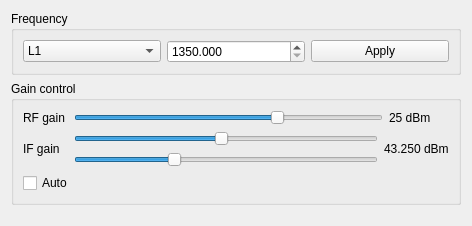
Old version of the form tuneform.ui in the repository amungo/ItsFx3.
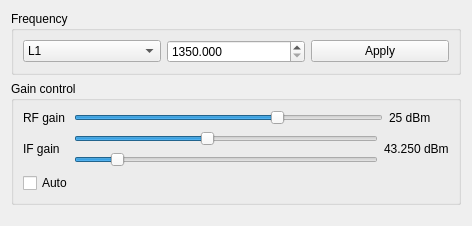
New version of the form.

The edit to the form file:
```diff
--- a/tuneform.ui
+++ b/tuneform.ui
@@ -129,10 +129,10 @@
           <item>
            <widget class="QSlider" name="horizontalSliderIFGainCoarse">
             <property name="maximum">
-             <number>31</number>
+             <number>23</number>
             </property>
             <property name="value">
-             <number>15</number>
+             <number>10</number>
             </property>
             <property name="orientation">
              <enum>Qt::Horizontal</enum>
@@ -141,8 +141,11 @@
           </item>
           <item>
            <widget class="QSlider" name="horizontalSliderIFGainFine">
+            <property name="minimum">
+             <number>8</number>
+            </property>
             <property name="maximum">
-             <number>31</number>
+             <number>24</number>
             </property>
             <property name="value">
              <number>10</number>
```
